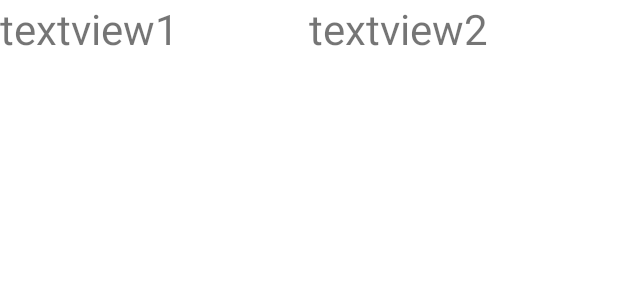
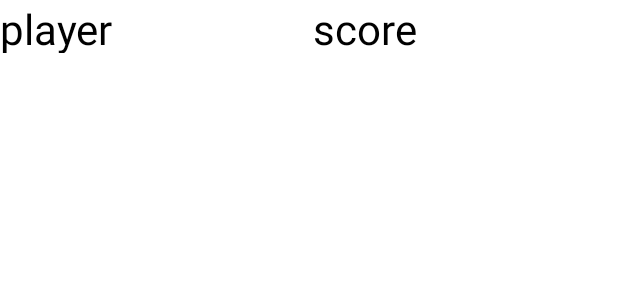
Before and after one commit to Danie-ov/Android_HW, an Android app: the layout list_scores.xml on its own in the app's theme, with its tools: preview values and no code run, on a phone screen of 412 x 824 dp. Shown: the top 300 px of the screen. Run offline under Robolectric (Android 15) with nearby library versions, the phone set to English and light mode, and no system bars.

Commit message:
first commit

```diff
--- a/app/src/main/java/Fragments/ListFragment.java
+++ b/app/src/main/java/Fragments/ListFragment.java
@@ -42,7 +42,10 @@ public class ListFragment extends Fragment {
         View view = inflater.inflate(R.layout.fragment_list , container , false);
 
         String fromSP = SharedPrefs.getInstance(activity).getStrSP("MY_DB", "");
-        topRecords = new Gson().fromJson(fromSP, TopRecords.class);
+        if(fromSP.isEmpty()){
+            topRecords = new TopRecords();
+        }else
+            topRecords = new Gson().fromJson(fromSP, TopRecords.class);
 
         list_RV_records = view.findViewById(R.id.list_RV_records);
         ListRecordAdapter recordAdapter = new ListRecordAdapter(this, topRecords.getRecords());
--- a/app/src/main/java/Models/Record.java
+++ b/app/src/main/java/Models/Record.java
@@ -9,7 +9,7 @@ public class Record {
 
     public Record() { }
 
-    public Record(long date, int score) {
+    public Record(String playerName, int score) {
         this.playerName = playerName;
         this.score = score;
     }
@@ -23,11 +23,11 @@ public class Record {
         return this;
     }
 
-    public String getName() {
+    public String getPlayerName() {
         return playerName;
     }
 
-    public Record setName(String name) {
+    public Record setPlayerName(String name) {
         this.playerName = playerName;
         return this;
     }
--- a/app/src/main/java/Models/TopRecords.java
+++ b/app/src/main/java/Models/TopRecords.java
@@ -4,7 +4,7 @@ import java.util.ArrayList;
 
 public class TopRecords {
 
-    public final static int MAX_REC_IN_LIST = 10;
+    public final static int MAX_REC_IN_LIST = 5;
     private ArrayList<Record> records = new ArrayList<>();
 
     public TopRecords() { }
--- a/app/src/main/res/layout/list_scores.xml
+++ b/app/src/main/res/layout/list_scores.xml
@@ -12,8 +12,9 @@
         android:layout_weight="1"
         android:ellipsize="end"
         android:maxLines="1"
-        android:text="textview1"
-        android:textSize="28dp"/>
+        android:text="player"
+        android:textSize="28dp"
+        android:textColor="@color/black"/>
 
     <TextView
         android:id="@+id/score_TBL_records"
@@ -22,7 +23,8 @@
         android:layout_weight="1"
         android:ellipsize="end"
         android:maxLines="1"
-        android:text="textview2"
-        android:textSize="28dp"/>
+        android:text="score"
+        android:textSize="28dp"
+        android:textColor="@color/black"/>
 
 </LinearLayout>
```
Also changed, not shown: app/src/main/java/Activities/MainActivity.java (+5 -2 lines), app/src/main/java/Models/ListRecordAdapter.java (+2 -6 lines), app/src/main/res/layout/activity_home_page.xml (+6 -6 lines).
